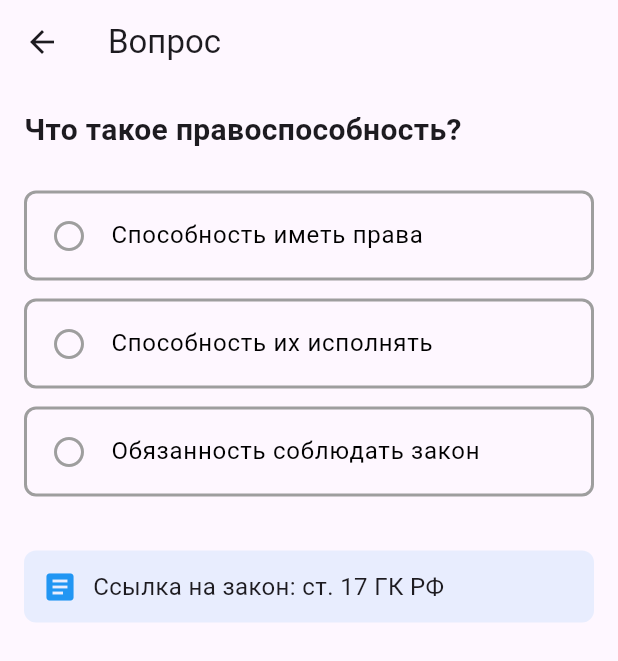
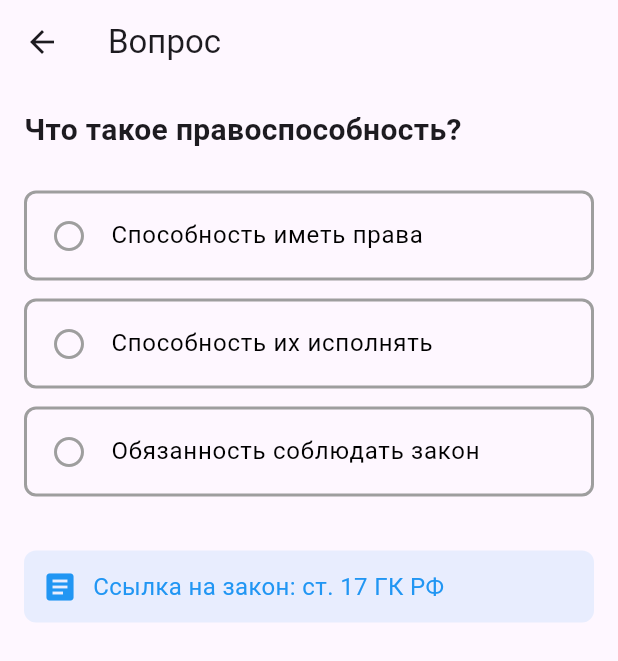
Before and after one commit to Jastline/mylawyer, a Flutter app: the screen it shows after launch, after a tap on "Что такое правоспособность?", on a phone screen of 412 x 824 dp. Shown: the top 661 px of the screen. Run offline on Flutter 3.47's test engine with Material 3 defaults, Android fonts, the phone set to English and light mode, and no system bars; our stand-ins replace sqflite; accounts and stored records are empty.

Commit message:
Крч накрутил стилей, щас будет много

```diff
--- /dev/null
+++ b/lib/resources/styles.dart
@@ -0,0 +1,21 @@
+import 'package:flutter/material.dart';
+
+// Цвета
+const Color primaryColor = Colors.blue;
+const Color correctAnswerColor = Colors.green;
+const Color incorrectAnswerColor = Colors.red;
+const Color selectedAnswerColor = Colors.blueAccent;
+
+// Иконки
+const Icon correctAnswerIcon = Icon(Icons.check_circle, color: correctAnswerColor);
+const Icon incorrectAnswerIcon = Icon(Icons.cancel, color: incorrectAnswerColor);
+const Icon defaultAnswerIcon = Icon(Icons.circle_outlined, color: Colors.grey);
+
+// Тексты
+const TextStyle questionTextStyle = TextStyle(fontSize: 20, fontWeight: FontWeight.bold);
+const TextStyle answerTextStyle = TextStyle(fontSize: 16);
+const TextStyle lawReferenceTextStyle = TextStyle(fontSize: 16, color: Colors.blue);
+
+// Padding
+const EdgeInsets defaultPadding = EdgeInsets.all(16.0);
+const EdgeInsets buttonPadding = EdgeInsets.symmetric(horizontal: 24, vertical: 12);
--- a/lib/screens/test_detail_screen.dart
+++ b/lib/screens/test_detail_screen.dart
@@ -1,4 +1,5 @@
 import 'package:flutter/material.dart';
+import '../resources/styles.dart';  // Импортируем файл стилей
 import '../models/test_model.dart';
 
 class TestDetailScreen extends StatefulWidget {
@@ -19,14 +20,14 @@ class _TestDetailScreenState extends State<TestDetailScreen> {
     return Scaffold(
       appBar: AppBar(title: Text('Вопрос')),
       body: Padding(
-        padding: const EdgeInsets.all(16.0),
+        padding: defaultPadding,  // Используем стандартный отступ
         child: Column(
           crossAxisAlignment: CrossAxisAlignment.start,
           children: [
             // Вопрос
             Text(
               widget.test.question,
-              style: TextStyle(fontSize: 20, fontWeight: FontWeight.bold),
+              style: questionTextStyle,
             ),
             SizedBox(height: 20),
 
@@ -38,22 +39,17 @@ class _TestDetailScreenState extends State<TestDetailScreen> {
               // Определяем цвета и стили
               Color backgroundColor = Colors.transparent;
               Color borderColor = Colors.grey;
-              IconData? icon;
-              Color iconColor = Colors.grey; // Инициализируем значением по умолчанию
+              Icon answerIcon = defaultAnswerIcon;
 
               if (_isAnswered) {
                 if (isCorrect) {
-                  // Правильный ответ (подсвечиваем в любом случае)
-                  backgroundColor = Colors.green.withAlpha(25); // Эквивалент withOpacity(0.1)
-                  borderColor = Colors.green;
-                  icon = Icons.check_circle;
-                  iconColor = Colors.green;
+                  backgroundColor = correctAnswerColor.withAlpha(25);
+                  borderColor = correctAnswerColor;
+                  answerIcon = correctAnswerIcon;
                 } else if (isSelected) {
-                  // Выбран неправильный ответ
-                  backgroundColor = Colors.red.withAlpha(25); // Эквивалент withOpacity(0.1)
-                  borderColor = Colors.red;
-                  icon = Icons.cancel;
-                  iconColor = Colors.red;
+                  backgroundColor = incorrectAnswerColor.withAlpha(25);
+                  borderColor = incorrectAnswerColor;
+                  answerIcon = incorrectAnswerIcon;
                 }
               }
 
@@ -68,16 +64,13 @@ class _TestDetailScreenState extends State<TestDetailScreen> {
                   contentPadding: EdgeInsets.symmetric(horizontal: 16),
                   title: Text(
                     widget.test.options[index],
-                    style: TextStyle(
-                      fontSize: 16,
+                    style: answerTextStyle.copyWith(
                       color: isSelected && !isCorrect && _isAnswered
-                          ? Colors.red
+                          ? incorrectAnswerColor
                           : Colors.black,
                     ),
                   ),
-                  leading: _isAnswered && icon != null
-                      ? Icon(icon, color: iconColor)
-                      : Icon(Icons.circle_outlined, color: Colors.grey),
+                  leading: _isAnswered ? answerIcon : defaultAnswerIcon,
                   onTap: _isAnswered
                       ? null
                       : () {
@@ -95,17 +88,17 @@ class _TestDetailScreenState extends State<TestDetailScreen> {
             Container(
               padding: EdgeInsets.all(12),
               decoration: BoxDecoration(
-                color: Colors.blue.withAlpha(25), // Эквивалент withOpacity(0.1)
+                color: primaryColor.withAlpha(25),
                 borderRadius: BorderRadius.circular(8),
               ),
               child: Row(
                 children: [
-                  Icon(Icons.article, color: Colors.blue),
+                  Icon(Icons.article, color: primaryColor),
                   SizedBox(width: 10),
                   Expanded(
                     child: Text(
                       'Ссылка на закон: ${widget.test.lawReference}',
-                      style: TextStyle(fontSize: 16),
+                      style: lawReferenceTextStyle,
                     ),
                   ),
                 ],
@@ -121,7 +114,7 @@ class _TestDetailScreenState extends State<TestDetailScreen> {
                     icon: Icon(Icons.arrow_back),
                     label: Text('Назад к тестам'),
                     style: ElevatedButton.styleFrom(
-                      padding: EdgeInsets.symmetric(horizontal: 24, vertical: 12),
+                      padding: buttonPadding,  // Используем стандартный padding
                     ),
                     onPressed: () => Navigator.pop(context),
                   ),
```
